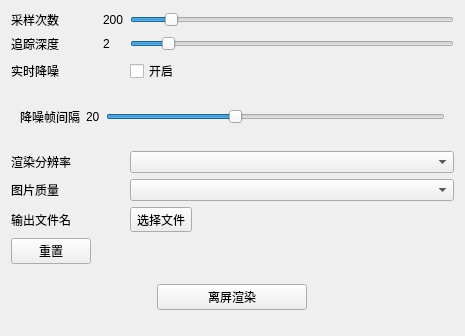
First picture: the form in ui/RenderOptionInspector.ui, repository pitbullcty/Ray-tracing-renderer, before the edit.
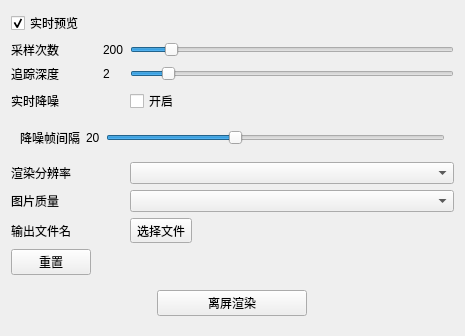
Second picture: the form after the edit.

Commit message: 光线追踪渲染器 v1.01 bug修复，离屏渲染

```diff
--- a/ui/RenderOptionInspector.ui
+++ b/ui/RenderOptionInspector.ui
@@ -14,28 +14,122 @@
    <string>Form</string>
   </property>
   <layout class="QGridLayout" name="gridLayout">
-   <item row="2" column="3">
-    <widget class="QCheckBox" name="checkBox">
-     <property name="text">
-      <string>开启</string>
-     </property>
-    </widget>
-   </item>
-   <item row="1" column="2">
-    <widget class="QLabel" name="labelDepth">
-     <property name="text">
-      <string>2</string>
-     </property>
-    </widget>
-   </item>
    <item row="6" column="3">
-    <widget class="QToolButton" name="toolButton">
-     <property name="text">
-      <string>选择文件</string>
+    <widget class="QComboBox" name="comboBoxQuality">
+     <property name="editable">
+      <bool>false</bool>
+     </property>
+     <property name="currentText">
+      <string/>
+     </property>
+     <property name="currentIndex">
+      <number>-1</number>
      </property>
     </widget>
    </item>
    <item row="6" column="0">
+    <widget class="QLabel" name="label_11">
+     <property name="statusTip">
+      <string>渲染图片的保存质量</string>
+     </property>
+     <property name="text">
+      <string>图片质量</string>
+     </property>
+    </widget>
+   </item>
+   <item row="5" column="0">
+    <widget class="QLabel" name="label_10">
+     <property name="statusTip">
+      <string>渲染结果的分辨率</string>
+     </property>
+     <property name="text">
+      <string>渲染分辨率</string>
+     </property>
+    </widget>
+   </item>
+   <item row="9" column="0">
+    <widget class="QPushButton" name="pushButtonReset">
+     <property name="text">
+      <string>重置</string>
+     </property>
+    </widget>
+   </item>
+   <item row="5" column="3">
+    <widget class="QComboBox" name="comboBoxResolution">
+     <property name="editable">
+      <bool>false</bool>
+     </property>
+     <property name="currentText">
+      <string/>
+     </property>
+     <property name="currentIndex">
+      <number>-1</number>
+     </property>
+    </widget>
+   </item>
+   <item row="2" column="2">
+    <widget class="QLabel" name="labelDepth">
+     <property name="text">
+      <string>2</string>
+     </property>
+    </widget>
+   </item>
+   <item row="10" column="0" colspan="4">
+    <widget class="QWidget" name="widget" native="true">
+     <layout class="QHBoxLayout" name="horizontalLayout_2">
+      <item>
+       <widget class="QPushButton" name="pushButton">
+        <property name="maximumSize">
+         <size>
+          <width>150</width>
+          <height>16777215</height>
+         </size>
+        </property>
+        <property name="text">
+         <string>离屏渲染</string>
+        </property>
+       </widget>
+      </item>
+     </layout>
+    </widget>
+   </item>
+   <item row="2" column="0">
+    <widget class="QLabel" name="label_3">
+     <property name="toolTip">
+      <string>&lt;html&gt;&lt;head/&gt;&lt;body&gt;&lt;p&gt;光线追踪深度，对每条光线反射追踪的次数（&lt;span style=&quot; font-weight:700;&quot;&gt;数值越大对性能要求越高&lt;/span&gt;）&lt;/p&gt;&lt;/body&gt;&lt;/html&gt;</string>
+     </property>
+     <property name="text">
+      <string>追踪深度</string>
+     </property>
+    </widget>
+   </item>
+   <item row="1" column="3">
+    <widget class="QSlider" name="horizontalSliderMaxFrameCount">
+     <property name="minimum">
+      <number>100</number>
+     </property>
+     <property name="maximum">
+      <number>1000</number>
+     </property>
+     <property name="value">
+      <number>200</number>
+     </property>
+     <property name="orientation">
+      <enum>Qt::Horizontal</enum>
+     </property>
+    </widget>
+   </item>
+   <item row="7" column="2">
+    <widget class="QLabel" name="labelOutputPath">
+     <property name="text">
+      <string/>
+     </property>
+     <property name="openExternalLinks">
+      <bool>true</bool>
+     </property>
+    </widget>
+   </item>
+   <item row="7" column="0">
     <widget class="QLabel" name="label_6">
      <property name="toolTip">
       <string>渲染结果的保存目录</string>
@@ -45,14 +139,41 @@
      </property>
     </widget>
    </item>
-   <item row="0" column="2">
-    <widget class="QLabel" name="labelMaxFrameCount">
+   <item row="3" column="0">
+    <widget class="QLabel" name="label_4">
+     <property name="toolTip">
+      <string>&lt;html&gt;&lt;head/&gt;&lt;body&gt;&lt;p&gt;渲染过程中实时降噪（&lt;span style=&quot; font-weight:700;&quot;&gt;对性能要求较高&lt;/span&gt;）&lt;/p&gt;&lt;/body&gt;&lt;/html&gt;</string>
+     </property>
      <property name="text">
-      <string>200</string>
+      <string>实时降噪</string>
      </property>
     </widget>
    </item>
-   <item row="3" column="0" colspan="4">
+   <item row="7" column="3">
+    <widget class="QToolButton" name="toolButton">
+     <property name="text">
+      <string>选择文件</string>
+     </property>
+    </widget>
+   </item>
+   <item row="1" column="0">
+    <widget class="QLabel" name="label_2">
+     <property name="toolTip">
+      <string>采样总次数，最大值为无限</string>
+     </property>
+     <property name="text">
+      <string>采样次数</string>
+     </property>
+    </widget>
+   </item>
+   <item row="3" column="3">
+    <widget class="QCheckBox" name="checkBox">
+     <property name="text">
+      <string>开启</string>
+     </property>
+    </widget>
+   </item>
+   <item row="4" column="0" colspan="4">
     <widget class="QWidget" name="denoiserCount" native="true">
      <layout class="QHBoxLayout" name="horizontalLayout">
       <item>
@@ -94,30 +215,7 @@
      </layout>
     </widget>
    </item>
-   <item row="4" column="3">
-    <widget class="QComboBox" name="comboBoxResolution">
-     <property name="editable">
-      <bool>false</bool>
-     </property>
-     <property name="currentText">
-      <string/>
-     </property>
-     <property name="currentIndex">
-      <number>-1</number>
-     </property>
-    </widget>
-   </item>
-   <item row="4" column="0">
-    <widget class="QLabel" name="label_10">
-     <property name="statusTip">
-      <string>渲染结果的分辨率</string>
-     </property>
-     <property name="text">
-      <string>渲染分辨率</string>
-     </property>
-    </widget>
-   </item>
-   <item row="1" column="3">
+   <item row="2" column="3">
     <widget class="QSlider" name="horizontalSliderDepth">
      <property name="maximum">
       <number>20</number>
@@ -130,108 +228,30 @@
      </property>
     </widget>
    </item>
-   <item row="9" column="0" colspan="4">
-    <widget class="QWidget" name="widget" native="true">
-     <layout class="QHBoxLayout" name="horizontalLayout_2">
-      <item>
-       <widget class="QPushButton" name="pushButton">
-        <property name="maximumSize">
-         <size>
-          <width>150</width>
-          <height>16777215</height>
-         </size>
-        </property>
-        <property name="text">
-         <string>离屏渲染</string>
-        </property>
-       </widget>
-      </item>
-     </layout>
-    </widget>
-   </item>
-   <item row="1" column="0">
-    <widget class="QLabel" name="label_3">
-     <property name="toolTip">
-      <string>&lt;html&gt;&lt;head/&gt;&lt;body&gt;&lt;p&gt;光线追踪深度，对每条光线反射追踪的次数（&lt;span style=&quot; font-weight:700;&quot;&gt;数值越大对性能要求越高&lt;/span&gt;）&lt;/p&gt;&lt;/body&gt;&lt;/html&gt;</string>
-     </property>
+   <item row="1" column="2">
+    <widget class="QLabel" name="labelMaxFrameCount">
      <property name="text">
-      <string>追踪深度</string>
+      <string>200</string>
      </property>
     </widget>
    </item>
    <item row="0" column="0">
-    <widget class="QLabel" name="label_2">
+    <widget class="QCheckBox" name="checkBoxPreView">
      <property name="toolTip">
       <string>采样总次数，最大值为无限</string>
      </property>
      <property name="text">
-      <string>采样次数</string>
+      <string>实时预览</string>
+     </property>
+     <property name="checked">
+      <bool>true</bool>
      </property>
     </widget>
    </item>
    <item row="0" column="3">
-    <widget class="QSlider" name="horizontalSliderMaxFrameCount">
-     <property name="minimum">
-      <number>100</number>
-     </property>
-     <property name="maximum">
-      <number>1000</number>
-     </property>
-     <property name="value">
-      <number>200</number>
-     </property>
-     <property name="orientation">
-      <enum>Qt::Horizontal</enum>
-     </property>
-    </widget>
-   </item>
-   <item row="5" column="0">
-    <widget class="QLabel" name="label_11">
-     <property name="statusTip">
-      <string>渲染图片的保存质量</string>
-     </property>
+    <widget class="QLabel" name="labelPreview">
      <property name="text">
-      <string>图片质量</string>
-     </property>
-    </widget>
-   </item>
-   <item row="5" column="3">
-    <widget class="QComboBox" name="comboBoxQuality">
-     <property name="editable">
-      <bool>false</bool>
-     </property>
-     <property name="currentText">
       <string/>
-     </property>
-     <property name="currentIndex">
-      <number>-1</number>
-     </property>
-    </widget>
-   </item>
-   <item row="2" column="0">
-    <widget class="QLabel" name="label_4">
-     <property name="toolTip">
-      <string>&lt;html&gt;&lt;head/&gt;&lt;body&gt;&lt;p&gt;渲染过程中实时降噪（&lt;span style=&quot; font-weight:700;&quot;&gt;对性能要求较高&lt;/span&gt;）&lt;/p&gt;&lt;/body&gt;&lt;/html&gt;</string>
-     </property>
-     <property name="text">
-      <string>实时降噪</string>
-     </property>
-    </widget>
-   </item>
-   <item row="6" column="2">
-    <widget class="QLabel" name="labelOutputPath">
-     <property name="text">
-      <string/>
-     </property>
-     <property name="openExternalLinks">
-      <bool>true</bool>
-     </property>
-    </widget>
-   </item>
-   <item row="8" column="0">
-    <widget class="QPushButton" name="pushButtonReset">
-     <property name="text">
-      <string>重置</string>
      </property>
     </widget>
    </item>
```
Left out of the diff: 2 changed lines with no effect on the pictures. The commit also changes 67 other files.
